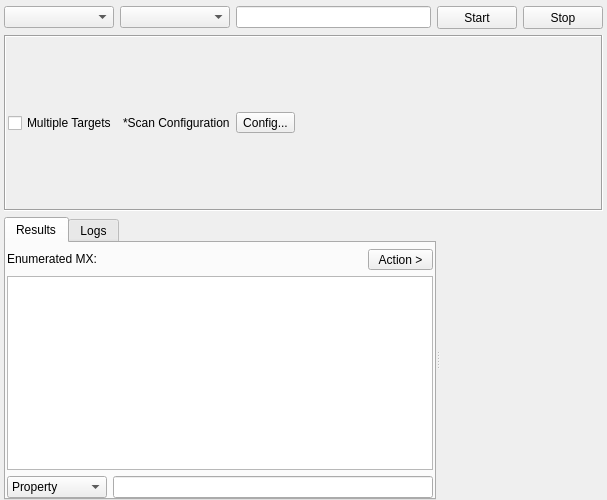
Old version of the form sub3suite/src/enums/mx/MXEnum.ui in the repository 3nock/OTE.
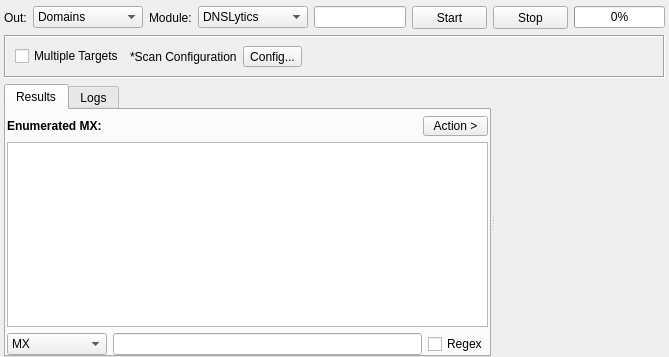
New version of the form. Custom widgets are drawn as their Qt base class.

Commit message: added NSEnum adn MXEnum

What changed in the file:
```diff
--- a/sub3suite/src/enums/mx/MXEnum.ui
+++ b/sub3suite/src/enums/mx/MXEnum.ui
@@ -6,8 +6,8 @@
    <rect>
     <x>0</x>
     <y>0</y>
-    <width>607</width>
-    <height>500</height>
+    <width>669</width>
+    <height>357</height>
    </rect>
   </property>
   <property name="windowTitle">
@@ -29,12 +29,9 @@
    <item>
     <layout class="QHBoxLayout" name="horizontalLayout">
      <item>
-      <widget class="QComboBox" name="comboBoxEngine">
-       <property name="minimumSize">
-        <size>
-         <width>110</width>
-         <height>0</height>
-        </size>
+      <widget class="QLabel" name="labelOut">
+       <property name="text">
+        <string>Out:</string>
        </property>
       </widget>
      </item>
@@ -46,6 +43,33 @@
          <height>0</height>
         </size>
        </property>
+       <item>
+        <property name="text">
+         <string>Domains</string>
+        </property>
+       </item>
+      </widget>
+     </item>
+     <item>
+      <widget class="QLabel" name="labelModule">
+       <property name="text">
+        <string>Module:</string>
+       </property>
+      </widget>
+     </item>
+     <item>
+      <widget class="QComboBox" name="comboBoxEngine">
+       <property name="minimumSize">
+        <size>
+         <width>110</width>
+         <height>0</height>
+        </size>
+       </property>
+       <item>
+        <property name="text">
+         <string>DNSLytics</string>
+        </property>
+       </item>
       </widget>
      </item>
      <item>
@@ -89,6 +113,13 @@
        </property>
       </widget>
      </item>
+     <item>
+      <widget class="QProgressBar" name="progressBar">
+       <property name="value">
+        <number>0</number>
+       </property>
+      </widget>
+     </item>
     </layout>
    </item>
    <item>
@@ -101,10 +132,10 @@
      </property>
      <layout class="QHBoxLayout" name="horizontalLayout_2">
       <property name="leftMargin">
-       <number>2</number>
+       <number>9</number>
       </property>
       <property name="rightMargin">
-       <number>2</number>
+       <number>9</number>
       </property>
       <item>
        <widget class="QCheckBox" name="checkBoxMultipleTargets">
@@ -179,6 +210,12 @@
               <verstretch>0</verstretch>
              </sizepolicy>
             </property>
+            <property name="font">
+             <font>
+              <weight>75</weight>
+              <bold>true</bold>
+             </font>
+            </property>
             <property name="text">
              <string>Enumerated MX:</string>
             </property>
@@ -249,7 +286,7 @@
             </property>
             <item>
              <property name="text">
-              <string>Property</string>
+              <string>MX</string>
              </property>
             </item>
             <item>
@@ -262,6 +299,13 @@
           <item>
            <widget class="QLineEdit" name="lineEditFilter"/>
           </item>
+          <item>
+           <widget class="QCheckBox" name="checkBoxRegex">
+            <property name="text">
+             <string>Regex</string>
+            </property>
+           </widget>
+          </item>
          </layout>
         </item>
        </layout>
```
Left out of the diff: 7 changed lines with no effect on the pictures. The commit also changes 34 other files.
